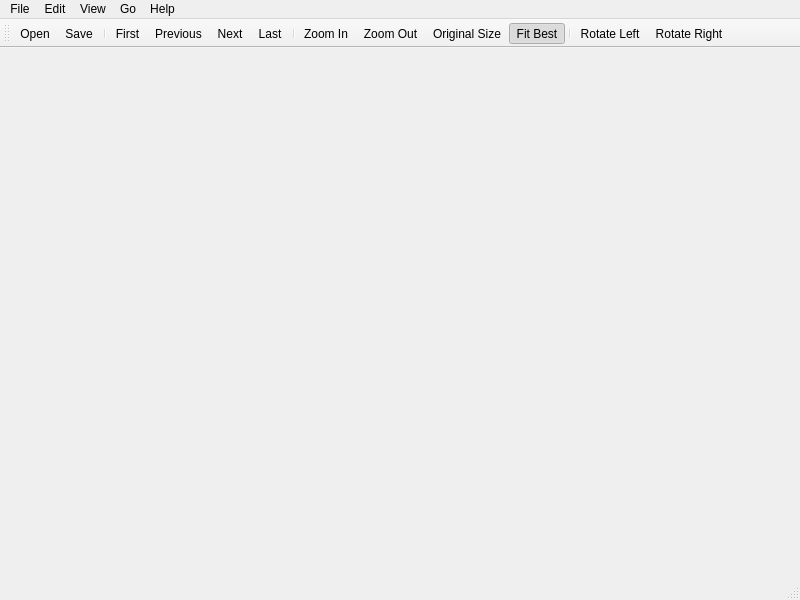
Before: the Qt Designer form demo/src/compvis.ui in liangfu/pwp, drawn with Qt 5.
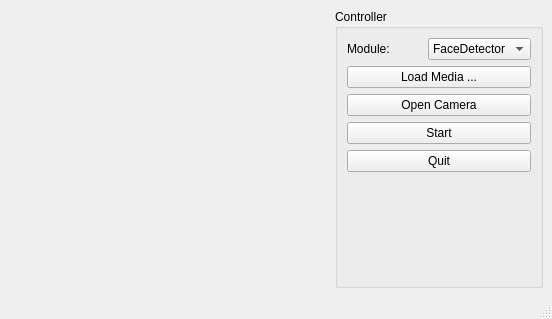
After: the same form once the commit is applied. Icons and pictures are not drawn. Custom widgets are drawn as their Qt base class.

Commit message: imported code from previous `cvext` library

```diff
--- a/demo/src/compvis.ui
+++ b/demo/src/compvis.ui
@@ -6,10 +6,22 @@
    <rect>
     <x>0</x>
     <y>0</y>
-    <width>800</width>
-    <height>600</height>
+    <width>552</width>
+    <height>319</height>
    </rect>
   </property>
+  <property name="sizePolicy">
+   <sizepolicy hsizetype="Fixed" vsizetype="Fixed">
+    <horstretch>0</horstretch>
+    <verstretch>0</verstretch>
+   </sizepolicy>
+  </property>
+  <property name="maximumSize">
+   <size>
+    <width>100000</width>
+    <height>100000</height>
+   </size>
+  </property>
   <property name="acceptDrops">
    <bool>true</bool>
   </property>
@@ -20,323 +32,166 @@
    <iconset resource="../res/res.qrc">
     <normaloff>:/icon/appicon.png</normaloff>:/icon/appicon.png</iconset>
   </property>
+  <property name="toolButtonStyle">
+   <enum>Qt::ToolButtonTextBesideIcon</enum>
+  </property>
+  <property name="documentMode">
+   <bool>false</bool>
+  </property>
   <widget class="QWidget" name="centralwidget">
-   <layout class="QGridLayout" name="gridLayout">
+   <layout class="QGridLayout" name="gridLayout_2">
+    <item row="0" column="1">
+     <widget class="QGroupBox" name="groupBox">
+      <property name="title">
+       <string>Controller</string>
+      </property>
+      <layout class="QGridLayout" name="gridLayout">
+       <item row="1" column="0">
+        <widget class="QPushButton" name="pushButton_load">
+         <property name="sizePolicy">
+          <sizepolicy hsizetype="Minimum" vsizetype="Fixed">
+           <horstretch>0</horstretch>
+           <verstretch>0</verstretch>
+          </sizepolicy>
+         </property>
+         <property name="text">
+          <string>Load Media ...</string>
+         </property>
+         <property name="icon">
+          <iconset resource="../res/res.qrc">
+           <normaloff>:/icon/open.png</normaloff>:/icon/open.png</iconset>
+         </property>
+         <property name="shortcut">
+          <string>Ctrl+O</string>
+         </property>
+        </widget>
+       </item>
+       <item row="5" column="0">
+        <spacer name="verticalSpacer">
+         <property name="orientation">
+          <enum>Qt::Vertical</enum>
+         </property>
+         <property name="sizeHint" stdset="0">
+          <size>
+           <width>20</width>
+           <height>40</height>
+          </size>
+         </property>
+        </spacer>
+       </item>
+       <item row="3" column="0">
+        <widget class="QPushButton" name="pushButton_start">
+         <property name="text">
+          <string>Start</string>
+         </property>
+         <property name="icon">
+          <iconset resource="../res/res.qrc">
+           <normaloff>:/icon/media-playback-start.png</normaloff>:/icon/media-playback-start.png</iconset>
+         </property>
+         <property name="shortcut">
+          <string>Space</string>
+         </property>
+        </widget>
+       </item>
+       <item row="4" column="0">
+        <widget class="QPushButton" name="pushButton_quit">
+         <property name="text">
+          <string>Quit</string>
+         </property>
+         <property name="icon">
+          <iconset resource="../res/res.qrc">
+           <normaloff>:/icon/gnome-logout.png</normaloff>:/icon/gnome-logout.png</iconset>
+         </property>
+         <property name="shortcut">
+          <string>Ctrl+Q</string>
+         </property>
+        </widget>
+       </item>
+       <item row="0" column="0">
+        <layout class="QHBoxLayout" name="horizontalLayout">
+         <item>
+          <widget class="QLabel" name="label">
+           <property name="sizePolicy">
+            <sizepolicy hsizetype="Minimum" vsizetype="Preferred">
+             <horstretch>0</horstretch>
+             <verstretch>0</verstretch>
+            </sizepolicy>
+           </property>
+           <property name="text">
+            <string>Module:</string>
+           </property>
+          </widget>
+         </item>
+         <item>
+          <widget class="QComboBox" name="comboBox">
+           <property name="sizePolicy">
+            <sizepolicy hsizetype="Preferred" vsizetype="Preferred">
+             <horstretch>0</horstretch>
+             <verstretch>0</verstretch>
+            </sizepolicy>
+           </property>
+           <item>
+            <property name="text">
+             <string>FaceDetector</string>
+            </property>
+           </item>
+           <item>
+            <property name="text">
+             <string>HandTracker</string>
+            </property>
+           </item>
+          </widget>
+         </item>
+        </layout>
+       </item>
+       <item row="2" column="0">
+        <widget class="QPushButton" name="pushButton_camera">
+         <property name="sizePolicy">
+          <sizepolicy hsizetype="Minimum" vsizetype="Fixed">
+           <horstretch>0</horstretch>
+           <verstretch>0</verstretch>
+          </sizepolicy>
+         </property>
+         <property name="text">
+          <string>Open Camera</string>
+         </property>
+         <property name="icon">
+          <iconset resource="../res/res.qrc">
+           <normaloff>:/icon/camera.png</normaloff>:/icon/camera.png</iconset>
+         </property>
+        </widget>
+       </item>
+      </layout>
+     </widget>
+    </item>
     <item row="0" column="0">
-     <widget class="QWidget" name="widget" native="true">
-      <property name="acceptDrops">
-       <bool>false</bool>
+     <widget class="Canvas" name="widget" native="true">
+      <property name="minimumSize">
+       <size>
+        <width>320</width>
+        <height>240</height>
+       </size>
+      </property>
+      <property name="maximumSize">
+       <size>
+        <width>320</width>
+        <height>240</height>
+       </size>
       </property>
      </widget>
     </item>
    </layout>
   </widget>
-  <widget class="QMenuBar" name="menubar">
-   <property name="geometry">
-    <rect>
-     <x>0</x>
-     <y>0</y>
-     <width>800</width>
-     <height>29</height>
-    </rect>
-   </property>
-   <widget class="QMenu" name="menuFile">
-    <property name="title">
-     <string>File</string>
-    </property>
-    <addaction name="actionOpen"/>
-    <addaction name="separator"/>
-    <addaction name="actionSave"/>
-    <addaction name="actionSaveAs"/>
-    <addaction name="separator"/>
-    <addaction name="actionQuit"/>
-   </widget>
-   <widget class="QMenu" name="menuEdit">
-    <property name="title">
-     <string>Edit</string>
-    </property>
-    <addaction name="actionUndo"/>
-    <addaction name="actionRedo"/>
-   </widget>
-   <widget class="QMenu" name="menuView">
-    <property name="title">
-     <string>View</string>
-    </property>
-    <addaction name="actionToolbar"/>
-    <addaction name="actionStatusbar"/>
-    <addaction name="separator"/>
-    <addaction name="actionZoomIn"/>
-    <addaction name="actionZoomOut"/>
-    <addaction name="actionZoomOriginal"/>
-    <addaction name="actionFitBest"/>
-   </widget>
-   <widget class="QMenu" name="menuHelp">
-    <property name="title">
-     <string>Help</string>
-    </property>
-    <addaction name="actionAbout"/>
-   </widget>
-   <widget class="QMenu" name="menuGo">
-    <property name="title">
-     <string>Go</string>
-    </property>
-    <addaction name="actionNext"/>
-    <addaction name="actionPrevious"/>
-    <addaction name="actionFirst"/>
-    <addaction name="actionLast"/>
-   </widget>
-   <addaction name="menuFile"/>
-   <addaction name="menuEdit"/>
-   <addaction name="menuView"/>
-   <addaction name="menuGo"/>
-   <addaction name="menuHelp"/>
-  </widget>
   <widget class="QStatusBar" name="statusbar"/>
-  <widget class="QToolBar" name="toolBar">
-   <property name="windowTitle">
-    <string>toolBar</string>
-   </property>
-   <property name="toolButtonStyle">
-    <enum>Qt::ToolButtonIconOnly</enum>
-   </property>
-   <attribute name="toolBarArea">
-    <enum>TopToolBarArea</enum>
-   </attribute>
-   <attribute name="toolBarBreak">
-    <bool>false</bool>
-   </attribute>
-   <addaction name="actionOpen"/>
-   <addaction name="actionSave"/>
-   <addaction name="separator"/>
-   <addaction name="actionFirst"/>
-   <addaction name="actionPrevious"/>
-   <addaction name="actionNext"/>
-   <addaction name="actionLast"/>
-   <addaction name="separator"/>
-   <addaction name="actionZoomIn"/>
-   <addaction name="actionZoomOut"/>
-   <addaction name="actionZoomOriginal"/>
-   <addaction name="actionFitBest"/>
-   <addaction name="separator"/>
-   <addaction name="actionRotateLeft"/>
-   <addaction name="actionRotateRight"/>
-  </widget>
-  <action name="actionOpen">
-   <property name="icon">
-    <iconset resource="../res/res.qrc">
-     <normaloff>:/icon/open.png</normaloff>:/icon/open.png</iconset>
-   </property>
-   <property name="text">
-    <string>Open</string>
-   </property>
-   <property name="shortcut">
-    <string>Ctrl+O</string>
-   </property>
-  </action>
-  <action name="actionQuit">
-   <property name="text">
-    <string>Quit</string>
-   </property>
-   <property name="shortcut">
-    <string>Ctrl+Q</string>
-   </property>
-  </action>
-  <action name="actionAbout">
-   <property name="text">
-    <string>About</string>
-   </property>
-  </action>
-  <action name="actionUndo">
-   <property name="text">
-    <string>Undo</string>
-   </property>
-   <property name="shortcut">
-    <string>Ctrl+Z</string>
-   </property>
-  </action>
-  <action name="actionRedo">
-   <property name="text">
-    <string>Redo</string>
-   </property>
-   <property name="shortcut">
-    <string>Ctrl+Shift+Z</string>
-   </property>
-  </action>
-  <action name="actionNext">
-   <property name="icon">
-    <iconset resource="../res/res.qrc">
-     <normaloff>:/icon/24x24/go-next.png</normaloff>:/icon/24x24/go-next.png</iconset>
-   </property>
-   <property name="text">
-    <string>Next</string>
-   </property>
-   <property name="shortcut">
-    <string>Right</string>
-   </property>
-  </action>
-  <action name="actionPrevious">
-   <property name="icon">
-    <iconset resource="../res/res.qrc">
-     <normaloff>:/icon/24x24/go-previous.png</normaloff>:/icon/24x24/go-previous.png</iconset>
-   </property>
-   <property name="text">
-    <string>Previous</string>
-   </property>
-   <property name="shortcut">
-    <string>Left</string>
-   </property>
-  </action>
-  <action name="actionZoomIn">
-   <property name="checkable">
-    <bool>false</bool>
-   </property>
-   <property name="icon">
-    <iconset resource="../res/res.qrc">
-     <normaloff>:/icon/24x24/zoom-in.png</normaloff>:/icon/24x24/zoom-in.png</iconset>
-   </property>
-   <property name="text">
-    <string>Zoom In</string>
-   </property>
-   <property name="iconText">
-    <string>Zoom In</string>
-   </property>
-   <property name="shortcut">
-    <string>Ctrl++</string>
-   </property>
-  </action>
-  <action name="actionZoomOut">
-   <property name="checkable">
-    <bool>false</bool>
-   </property>
-   <property name="icon">
-    <iconset resource="../res/res.qrc">
-     <normaloff>:/icon/24x24/zoom-original.png</normaloff>:/icon/24x24/zoom-original.png</iconset>
-   </property>
-   <property name="text">
-    <string>Zoom Out</string>
-   </property>
-   <property name="shortcut">
-    <string>Ctrl+-</string>
-   </property>
-  </action>
-  <action name="actionFitBest">
-   <property name="checkable">
-    <bool>true</bool>
-   </property>
-   <property name="checked">
-    <bool>true</bool>
-   </property>
-   <property name="icon">
-    <iconset resource="../res/res.qrc">
-     <normaloff>:/icon/24x24/zoom-fit-best.png</normaloff>:/icon/24x24/zoom-fit-best.png</iconset>
-   </property>
-   <property name="text">
-    <string>Fit Best</string>
-   </property>
-   <property name="shortcut">
-    <string>F</string>
-   </property>
-  </action>
-  <action name="actionZoomOriginal">
-   <property name="checkable">
-    <bool>true</bool>
-   </property>
-   <property name="icon">
-    <iconset resource="../res/res.qrc">
-     <normaloff>:/icon/24x24/zoom-original.png</normaloff>:/icon/24x24/zoom-original.png</iconset>
-   </property>
-   <property name="text">
-    <string>Original Size</string>
-   </property>
-   <property name="shortcut">
-    <string>Ctrl+1</string>
-   </property>
-  </action>
-  <action name="actionRotateRight">
-   <property name="icon">
-    <iconset resource="../res/res.qrc">
-     <normaloff>:/icon/24x24/object-rotate-right.png</normaloff>:/icon/24x24/object-rotate-right.png</iconset>
-   </property>
-   <property name="text">
-    <string>Rotate Right</string>
-   </property>
-  </action>
-  <action name="actionRotateLeft">
-   <property name="icon">
-    <iconset resource="../res/res.qrc">
-     <normaloff>:/icon/24x24/object-rotate-left.png</normaloff>:/icon/24x24/object-rotate-left.png</iconset>
-   </property>
-   <property name="text">
-    <string>Rotate Left</string>
-   </property>
-  </action>
-  <action name="actionToolbar">
-   <property name="checkable">
-    <bool>true</bool>
-   </property>
-   <property name="checked">
-    <bool>true</bool>
-   </property>
-   <property name="text">
-    <string>Toolbar</string>
-   </property>
-  </action>
-  <action name="actionStatusbar">
-   <property name="checkable">
-    <bool>true</bool>
-   </property>
-   <property name="checked">
-    <bool>true</bool>
-   </property>
-   <property name="text">
-    <string>Statusbar</string>
-   </property>
-  </action>
-  <action name="actionFirst">
-   <property name="icon">
-    <iconset resource="../res/res.qrc">
-     <normaloff>:/icon/24x24/go-first.png</normaloff>:/icon/24x24/go-first.png</iconset>
-   </property>
-   <property name="text">
-    <string>First</string>
-   </property>
-   <property name="shortcut">
-    <string>Home</string>
-   </property>
-  </action>
-  <action name="actionLast">
-   <property name="icon">
-    <iconset resource="../res/res.qrc">
-     <normaloff>:/icon/24x24/go-last.png</normaloff>:/icon/24x24/go-last.png</iconset>
-   </property>
-   <property name="text">
-    <string>Last</string>
-   </property>
-   <property name="shortcut">
-    <string>End</string>
-   </property>
-  </action>
-  <action name="actionSave">
-   <property name="icon">
-    <iconset resource="../res/res.qrc">
-     <normaloff>:/icon/save.png</normaloff>:/icon/save.png</iconset>
-   </property>
-   <property name="text">
-    <string>Save</string>
-   </property>
-   <property name="shortcut">
-    <string>Ctrl+S</string>
-   </property>
-  </action>
-  <action name="actionSaveAs">
-   <property name="text">
-    <string>SaveAs</string>
-   </property>
-   <property name="shortcut">
-    <string>Ctrl+Shift+S</string>
-   </property>
-  </action>
  </widget>
+ <customwidgets>
+  <customwidget>
+   <class>Canvas</class>
+   <extends>QWidget</extends>
+   <header>canvas.h</header>
+   <container>1</container>
+  </customwidget>
+ </customwidgets>
  <resources>
   <include location="../res/res.qrc"/>
  </resources>
```
Left out of the diff: 14 changed lines with no effect on the pictures. The commit also changes 173 other files.
